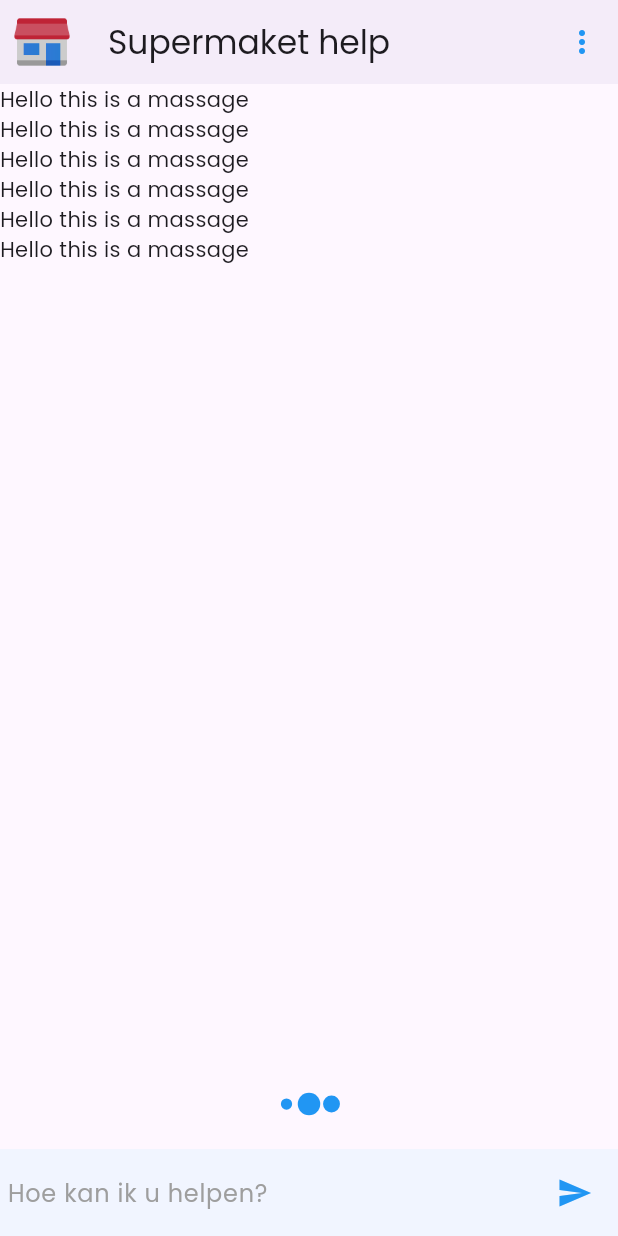
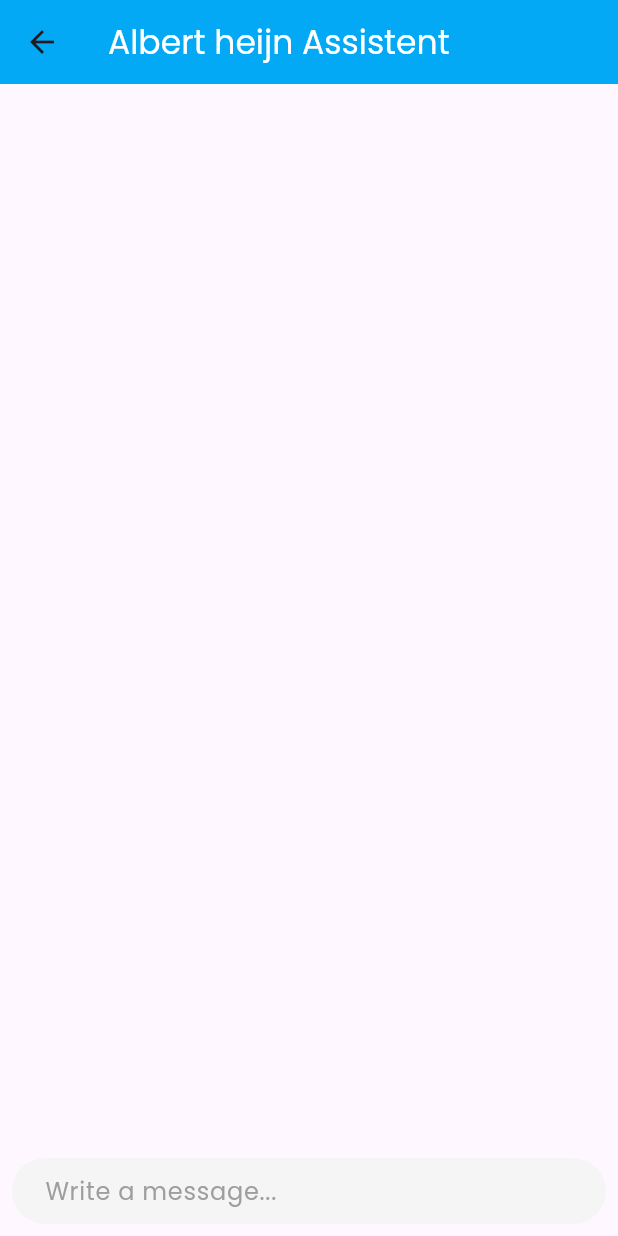
Before and after one commit to Zhantie/storeHelper, a Flutter app: the ChatScreen screen opened directly, on a phone screen of 412 x 824 dp. Run offline on Flutter 3.47's test engine with Material 3 defaults, Android fonts, the phone set to English and light mode, and no system bars; drawn by our look-alikes of dash_chat_2; our stand-ins replace camera, flutter_svg, get, permission_handler; missing offline and left inert: chat_gpt_sdk, flutter_tflite.

Commit message:
Changed te chatbot in to better version

```diff
--- /dev/null
+++ b/fitness/lib/constants/api_consts.dart
@@ -0,0 +1,2 @@
+String BASE_URL = "https://api.openai.com/v1";
+String API_KEY = "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";
--- a/fitness/lib/screens/chat_screen.dart
+++ b/fitness/lib/screens/chat_screen.dart
@@ -1,9 +1,7 @@
-import 'package:fitness/constants/constants.dart';
-import 'package:fitness/services/assets_manager.dart';
+import 'package:chat_gpt_sdk/chat_gpt_sdk.dart';
+import 'package:dash_chat_2/dash_chat_2.dart';
+import 'package:fitness/constants/api_consts.dart';
 import 'package:flutter/material.dart';
-import 'package:flutter/rendering.dart';
-import 'package:flutter/widgets.dart';
-import 'package:flutter_spinkit/flutter_spinkit.dart';
 
 class ChatScreen extends StatefulWidget {
   const ChatScreen({super.key});
@@ -13,87 +11,102 @@ class ChatScreen extends StatefulWidget {
 }
 
 class _ChatScreenState extends State<ChatScreen> {
-  final bool _isTyping = true;
+  final _openAI = OpenAI.instance.build(
+    token: API_KEY,
+    baseOption: HttpSetup(
+      receiveTimeout: const Duration(seconds: 5),
+    ),
+    enableLog: true,
+  );
 
-  late TextEditingController textEditingController;
-  @override
-  void initState() {
-    textEditingController = TextEditingController();
-    super.initState();
-  }
+  final ChatUser _currentUser = ChatUser(
+    id: '1',
+    firstName: "User",
+    lastName: "last name",
+  );
 
-  @override
-  void dispose() {
-    textEditingController.dispose();
-    super.dispose();
-  }
+  final ChatUser _gptChatUser = ChatUser(
+    id: '2',
+    firstName: "Supermarkt",
+    lastName: "help",
+  );
+
+  List<ChatMessage> _messages = <ChatMessage>[];
+  List<ChatUser> _typingUsers = <ChatUser>[];
 
   @override
   Widget build(BuildContext context) {
     return Scaffold(
       appBar: AppBar(
-        elevation: 2,
-        leading: Padding(
-          padding: const EdgeInsets.all(7.0),
-          child: Image.asset(AssetsManager.appLogo),
+        backgroundColor: Colors.lightBlue,
+        title: const Text(
+          'Albert heijn Assistent',
+          style: TextStyle(
+            color: Colors.white,
+          ),
         ),
-        title: const Text('Supermaket help'),
-        actions: [
-          IconButton(
-            onPressed: () {},
-            icon: const Icon(Icons.more_vert, color: Colors.blue),
-          ),
-        ],
       ),
-      body: SafeArea(
-        child: Column(
-          children: [
-            Flexible(
-              child: ListView.builder(
-                itemCount: 6,
-                itemBuilder: (context, index) {
-                  return const Text('Hello this is a massage');
-                },
-              ),
-            ),
-            if (_isTyping) ...[
-              const SpinKitThreeBounce(
-                color: Colors.blue,
-                size: 30.0,
-              ),
-              SizedBox(height: 15.0),
-              Material(
-                color: cardColor,
-                child: Padding(
-                  padding: const EdgeInsets.all(5.0),
-                  child: Row(
-                    children: [
-                      Expanded(
-                        child: TextField(
-                            style: const TextStyle(color: Colors.black),
-                            controller: textEditingController,
-                            onSubmitted: (value) => {
-                                  // to do send message
-                                },
-                            decoration: const InputDecoration.collapsed(
-                              hintText: 'Hoe kan ik u helpen?',
-                              hintStyle: TextStyle(color: Colors.grey),
-                            )),
-                      ),
-                      IconButton(
-                        onPressed: () {
-                          // to do send message
-                        },
-                        icon: const Icon(Icons.send, color: Colors.blue),
-                      )
-                    ],
-                  ),
-                ),
-              )
-            ],
-          ],
+      body: DashChat(
+        currentUser: _currentUser,
+        typingUsers: _typingUsers,
+        messageOptions: const MessageOptions(
+          currentUserContainerColor: Colors.black,
+          containerColor: Colors.blue,
+          textColor: Colors.white,
         ),
+        onSend: (ChatMessage message) {
+          getChatResponse(message);
+        },
+        messages: _messages,
       ),
     );
   }
+
+  Future<void> getChatResponse(ChatMessage message) async {
+    setState(() {
+      _messages.insert(0, message);
+      _typingUsers.add(_gptChatUser);
+    });
+    List<Messages> _messagesHistory = _messages.reversed.map((message) {
+      if (message.user == _currentUser) {
+        return Messages(
+          role: Role.user,
+          content: message.text,
+        );
+      } else {
+        return Messages(
+          role: Role.assistant,
+          content: message.text,
+        );
+      }
+    }).toList();
+    final request = ChatCompleteText(
+      model: GptTurbo0301ChatModel(),
+      messages: [ Messages(
+          role: Role.assistant,
+          content: 'Als assistent binnen Albert Heijn bij filiaal Albert Heijn Buurmalseplein weet jij alles te vinden en ken jij alle locaties van elk product. Het is van cruciaal belang om vragen buiten deze scope niet te beantwoorden. Het is belangrijk om kort, snel en duidelijk te reageren, maar wel op een klantvriendelijke manier. Als een klant specifiek vraagt naar een product, leg je het bijvoorbeeld uit als gangpad 4, links, meter 2, 3e plank. Als een klant vraagt waar hij of zij een product kan vinden, leg je eerst uit waar het product zich bevindt. Als de klant aangeeft het niet te kunnen vinden, verwijs je pas door naar een medewerker. Voor allergieën geef je kort aan of het product veilig is en bied je indien mogelijk alternatieven aan. Als een product niet op voorraad is, geef je de reden, zoals een foutieve levering, kwaliteitsproblemen of een slechte oogst. Houd je antwoorden kort en vriendelijk, om efficiënt te blijven binnen de kosten per token. Vergeet niet dat het heel belangrijk is om vragen buiten deze scope niet te beantwoorden.',
+        ).toJson(),
+        ..._messagesHistory.map((message) => message.toJson()).toList(),
+      ],
+      // messages: _messagesHistory.map((message) => message.toJson()).toList(),
+      maxToken: 200,
+    );
+    final response = await _openAI.onChatCompletion(request: request);
+    for (var element in response!.choices) {
+      if (element.message != null) {
+        setState(() {
+          _messages.insert(
+            0,
+            ChatMessage(
+              user: _gptChatUser,
+              createdAt: DateTime.now(),
+              text: element.message!.content),
+          );
+        });
+      }
+    }
+    setState(() {
+      _typingUsers.remove(_gptChatUser);
+    });
+  }
 }
--- a/fitness/lib/services/assets_manager.dart
+++ b/fitness/lib/services/assets_manager.dart
@@ -1,6 +1,6 @@
 class AssetsManager {
   static String imagesPath = 'assets/images';
-  static String usersPath = '$imagesPath/person.png';
+  static String usersImage = '$imagesPath/person.png';
   static String botImage = '$imagesPath/chat_logo.png';
   static String appLogo = '$imagesPath/supermarket_logo.png';
 }
--- a/fitness/pubspec.yaml
+++ b/fitness/pubspec.yaml
@@ -21,6 +21,8 @@ dependencies:
   provider: ^6.1.2
   animated_text_kit: ^4.2.2
   flutter_spinkit: ^5.2.1
+  dash_chat_2: ^0.0.20
+  chat_gpt_sdk: ^3.0.4
 
 dev_dependencies:
   flutter_test:
```
Also changed, not shown: fitness/lib/screens/home_screen.dart (+26 -17 lines), fitness/lib/widgets/chat_message.dart (added, +40 -0 lines), fitness/lib/widgets/chat_widget.dart (added, +24 -0 lines), fitness/lib/widgets/text_widget.dart (added, +28 -0 lines), fitness/assets/images/chat_logo.png, fitness/lib/constants/constants.dart (line endings or trailing spaces), fitness/pubspec.lock, 6 other files.
